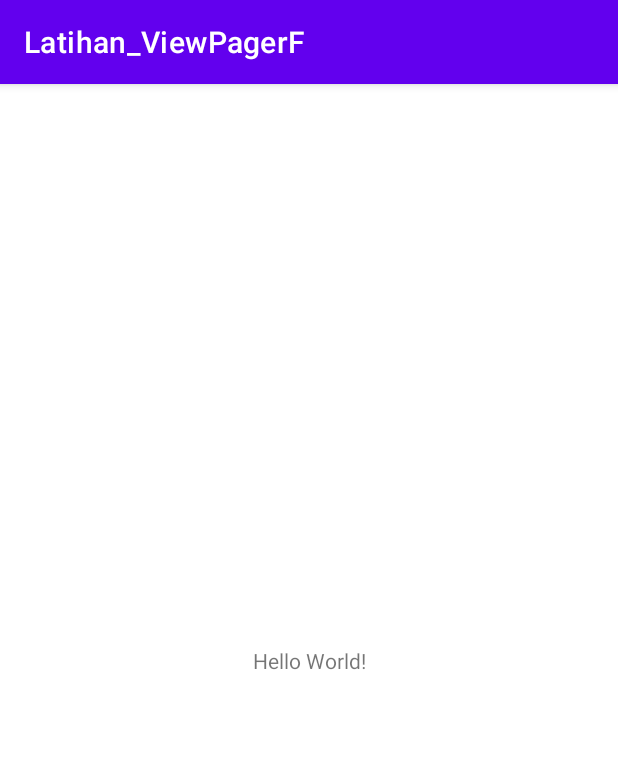
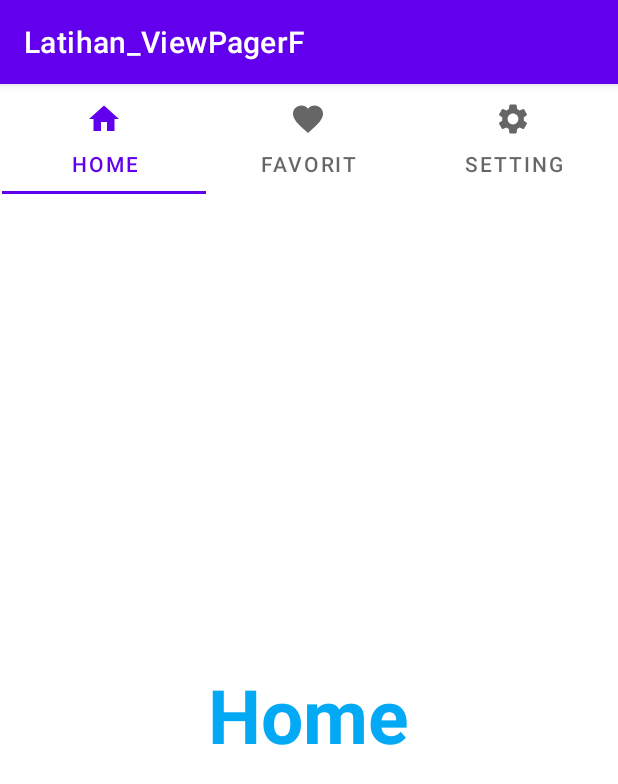
Before and after one commit to FaridRifaan/Latihan_ViewPagerF, an Android app: the screen it shows after launch (MainActivity), on a phone screen of 412 x 824 dp. Shown: the top 784 px of the screen. Run offline under Robolectric (Android 15) with nearby library versions, the phone set to English and light mode, and no system bars.

Commit message:
initial commit

```diff
--- a/app/build.gradle
+++ b/app/build.gradle
@@ -30,6 +30,9 @@ android {
     kotlinOptions {
         jvmTarget = '1.8'
     }
+    buildFeatures{
+        viewBinding true
+    }
 }
 
 dependencies {
--- /dev/null
+++ b/app/src/main/java/com/latihan_viewpager/AdapterFragment.kt
@@ -0,0 +1,32 @@
+package com.latihan_viewpager
+
+import androidx.fragment.app.Fragment
+import androidx.fragment.app.FragmentManager
+import androidx.fragment.app.FragmentPagerAdapter
+
+class AdapterFragment(suppFragment: FragmentManager) : FragmentPagerAdapter(suppFragment, BEHAVIOR_RESUME_ONLY_CURRENT_FRAGMENT) {
+
+    private val mFragmentList = ArrayList<Fragment>()
+    private val mFragmentTitleList = ArrayList<String>()
+
+
+    override fun getCount(): Int {
+        return mFragmentList.size
+    }
+
+    override fun getItem(position: Int): Fragment {
+        return mFragmentList[position]
+    }
+
+    override fun getPageTitle(position: Int): CharSequence? {
+        return mFragmentTitleList[position]
+    }
+
+    fun addFragment(fragment: Fragment, title: String){
+        mFragmentList.add(fragment)
+        mFragmentTitleList.add(title)
+
+    }
+
+
+}
--- /dev/null
+++ b/app/src/main/java/com/latihan_viewpager/FavoriteFragment.kt
@@ -0,0 +1,22 @@
+package com.latihan_viewpager
+
+import android.os.Bundle
+import androidx.fragment.app.Fragment
+import android.view.LayoutInflater
+import android.view.View
+import android.view.ViewGroup
+
+class FavoriteFragment : Fragment() {
+
+
+
+    override fun onCreateView(
+        inflater: LayoutInflater, container: ViewGroup?,
+        savedInstanceState: Bundle?
+    ): View? {
+        // Inflate the layout for this fragment
+        return inflater.inflate(R.layout.fragment_favorite, container, false)
+    }
+
+
+}
--- /dev/null
+++ b/app/src/main/java/com/latihan_viewpager/HomeFragment.kt
@@ -0,0 +1,22 @@
+package com.latihan_viewpager
+
+import android.os.Bundle
+import androidx.fragment.app.Fragment
+import android.view.LayoutInflater
+import android.view.View
+import android.view.ViewGroup
+
+
+class HomeFragment : Fragment() {
+
+
+    override fun onCreateView(
+        inflater: LayoutInflater, container: ViewGroup?,
+        savedInstanceState: Bundle?
+    ): View? {
+        // Inflate the layout for this fragment
+        return inflater.inflate(R.layout.fragment_home, container, false)
+    }
+
+
+}
--- a/app/src/main/java/com/latihan_viewpager/MainActivity.kt
+++ b/app/src/main/java/com/latihan_viewpager/MainActivity.kt
@@ -2,10 +2,29 @@ package com.latihan_viewpager
 
 import androidx.appcompat.app.AppCompatActivity
 import android.os.Bundle
+import androidx.viewpager.widget.ViewPager
+import com.google.android.material.tabs.TabLayout
 
 class MainActivity : AppCompatActivity() {
     override fun onCreate(savedInstanceState: Bundle?) {
         super.onCreate(savedInstanceState)
         setContentView(R.layout.activity_main)
+
+        var viewPager = findViewById<ViewPager>(R.id.view_pager)
+        var tabs = findViewById<TabLayout>(R.id.tab_layout_view)
+
+        val adapter = AdapterFragment(supportFragmentManager)
+        adapter.addFragment(HomeFragment(), "Home")
+        adapter.addFragment(FavoriteFragment(), "Favorit")
+        adapter.addFragment(SettingFragment(), "Setting")
+
+        viewPager.adapter = adapter
+        tabs.setupWithViewPager(viewPager)
+
+        tabs.getTabAt(0)!!.setIcon(R.drawable.baseline_home_24)
+        tabs.getTabAt(1)!!.setIcon(R.drawable.baseline_favorite_24)
+        tabs.getTabAt(2)!!.setIcon(R.drawable.baseline_settings_24)
     }
+
+
 }
--- /dev/null
+++ b/app/src/main/java/com/latihan_viewpager/SettingFragment.kt
@@ -0,0 +1,23 @@
+package com.latihan_viewpager
+
+import android.os.Bundle
+import androidx.fragment.app.Fragment
+import android.view.LayoutInflater
+import android.view.View
+import android.view.ViewGroup
+
+
+class SettingFragment : Fragment() {
+
+
+
+    override fun onCreateView(
+        inflater: LayoutInflater, container: ViewGroup?,
+        savedInstanceState: Bundle?
+    ): View? {
+        // Inflate the layout for this fragment
+        return inflater.inflate(R.layout.fragment_setting, container, false)
+    }
+
+
+}
--- /dev/null
+++ b/app/src/main/res/drawable/baseline_favorite_24.xml
@@ -0,0 +1,5 @@
+<vector android:height="24dp" android:tint="#FFFFFF"
+    android:viewportHeight="24" android:viewportWidth="24"
+    android:width="24dp" xmlns:android="http://schemas.android.com/apk/res/android">
+    <path android:fillColor="@android:color/white" android:pathData="M12,21.35l-1.45,-1.32C5.4,15.36 2,12.28 2,8.5 2,5.42 4.42,3 7.5,3c1.74,0 3.41,0.81 4.5,2.09C13.09,3.81 14.76,3 16.5,3 19.58,3 22,5.42 22,8.5c0,3.78 -3.4,6.86 -8.55,11.54L12,21.35z"/>
+</vector>
--- /dev/null
+++ b/app/src/main/res/drawable/baseline_home_24.xml
@@ -0,0 +1,5 @@
+<vector android:height="24dp" android:tint="#FFFFFF"
+    android:viewportHeight="24" android:viewportWidth="24"
+    android:width="24dp" xmlns:android="http://schemas.android.com/apk/res/android">
+    <path android:fillColor="@android:color/white" android:pathData="M10,20v-6h4v6h5v-8h3L12,3 2,12h3v8z"/>
+</vector>
--- /dev/null
+++ b/app/src/main/res/drawable/baseline_settings_24.xml
@@ -0,0 +1,5 @@
+<vector android:height="24dp" android:tint="#FFFFFF"
+    android:viewportHeight="24" android:viewportWidth="24"
+    android:width="24dp" xmlns:android="http://schemas.android.com/apk/res/android">
+    <path android:fillColor="@android:color/white" android:pathData="M19.14,12.94c0.04,-0.3 0.06,-0.61 0.06,-0.94c0,-0.32 -0.02,-0.64 -0.07,-0.94l2.03,-1.58c0.18,-0.14 0.23,-0.41 0.12,-0.61l-1.92,-3.32c-0.12,-0.22 -0.37,-0.29 -0.59,-0.22l-2.39,0.96c-0.5,-0.38 -1.03,-0.7 -1.62,-0.94L14.4,2.81c-0.04,-0.24 -0.24,-0.41 -0.48,-0.41h-3.84c-0.24,0 -0.43,0.17 -0.47,0.41L9.25,5.35C8.66,5.59 8.12,5.92 7.63,6.29L5.24,5.33c-0.22,-0.08 -0.47,0 -0.59,0.22L2.74,8.87C2.62,9.08 2.66,9.34 2.86,9.48l2.03,1.58C4.84,11.36 4.8,11.69 4.8,12s0.02,0.64 0.07,0.94l-2.03,1.58c-0.18,0.14 -0.23,0.41 -0.12,0.61l1.92,3.32c0.12,0.22 0.37,0.29 0.59,0.22l2.39,-0.96c0.5,0.38 1.03,0.7 1.62,0.94l0.36,2.54c0.05,0.24 0.24,0.41 0.48,0.41h3.84c0.24,0 0.44,-0.17 0.47,-0.41l0.36,-2.54c0.59,-0.24 1.13,-0.56 1.62,-0.94l2.39,0.96c0.22,0.08 0.47,0 0.59,-0.22l1.92,-3.32c0.12,-0.22 0.07,-0.47 -0.12,-0.61L19.14,12.94zM12,15.6c-1.98,0 -3.6,-1.62 -3.6,-3.6s1.62,-3.6 3.6,-3.6s3.6,1.62 3.6,3.6S13.98,15.6 12,15.6z"/>
+</vector>
--- a/app/src/main/res/layout/activity_main.xml
+++ b/app/src/main/res/layout/activity_main.xml
@@ -6,13 +6,28 @@
     android:layout_height="match_parent"
     tools:context=".MainActivity">
 
-    <TextView
-        android:layout_width="wrap_content"
+    <com.google.android.material.tabs.TabLayout
+        android:id="@+id/tab_layout_view"
+        android:layout_width="409dp"
         android:layout_height="wrap_content"
-        android:text="Hello World!"
+        android:layout_marginTop="1dp"
+        android:layout_marginBottom="1dp"
+        app:layout_constraintBottom_toTopOf="@+id/view_pager"
+        app:layout_constraintEnd_toEndOf="parent"
+        app:layout_constraintStart_toStartOf="parent"
+        app:layout_constraintTop_toTopOf="parent" >
+    </com.google.android.material.tabs.TabLayout>
+
+    <androidx.viewpager.widget.ViewPager
+        android:id="@+id/view_pager"
+        android:layout_width="0dp"
+        android:layout_height="0dp"
+        android:layout_marginStart="1dp"
+        android:layout_marginEnd="1dp"
+        android:layout_marginBottom="1dp"
         app:layout_constraintBottom_toBottomOf="parent"
         app:layout_constraintEnd_toEndOf="parent"
         app:layout_constraintStart_toStartOf="parent"
-        app:layout_constraintTop_toTopOf="parent" />
+        app:layout_constraintTop_toBottomOf="@+id/tab_layout_view" />
 
 </androidx.constraintlayout.widget.ConstraintLayout>
--- /dev/null
+++ b/app/src/main/res/layout/fragment_home.xml
@@ -0,0 +1,22 @@
+<?xml version="1.0" encoding="utf-8"?>
+<FrameLayout xmlns:android="http://schemas.android.com/apk/res/android"
+    xmlns:tools="http://schemas.android.com/tools"
+    android:layout_width="match_parent"
+    android:layout_height="match_parent"
+    tools:context=".HomeFragment">
+
+    <RelativeLayout
+        android:layout_width="match_parent"
+        android:layout_height="match_parent">
+        <TextView
+            android:layout_width="wrap_content"
+            android:layout_height="wrap_content"
+            android:layout_centerInParent="true"
+            android:text="Home"
+            android:textSize="50sp"
+            android:textColor="#03A9F4"
+            android:textStyle="bold|normal"/>
+
+    </RelativeLayout>
+
+</FrameLayout>
--- a/app/src/main/res/values/strings.xml
+++ b/app/src/main/res/values/strings.xml
@@ -1,3 +1,5 @@
 <resources>
     <string name="app_name">Latihan_ViewPagerF</string>
+    <!-- TODO: Remove or change this placeholder text -->
+    <string name="hello_blank_fragment">Hello blank fragment</string>
 </resources>
```
Also changed, not shown: app/src/main/res/layout/fragment_favorite.xml (added, +23 -0 lines), app/src/main/res/layout/fragment_setting.xml (added, +21 -0 lines).
